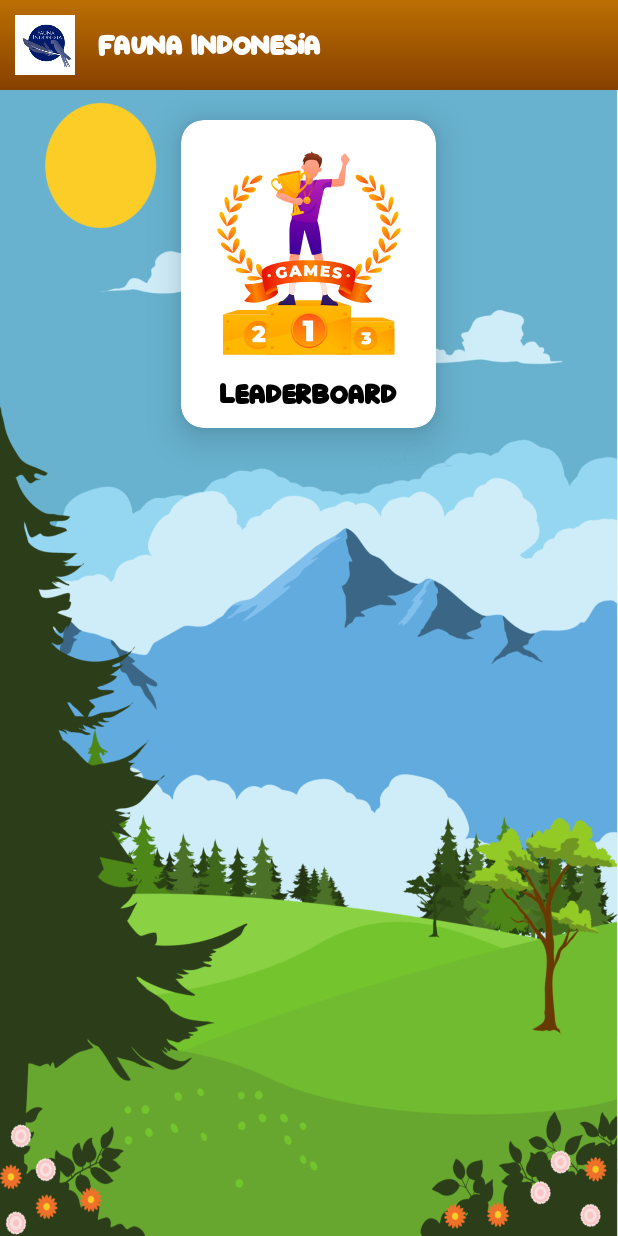
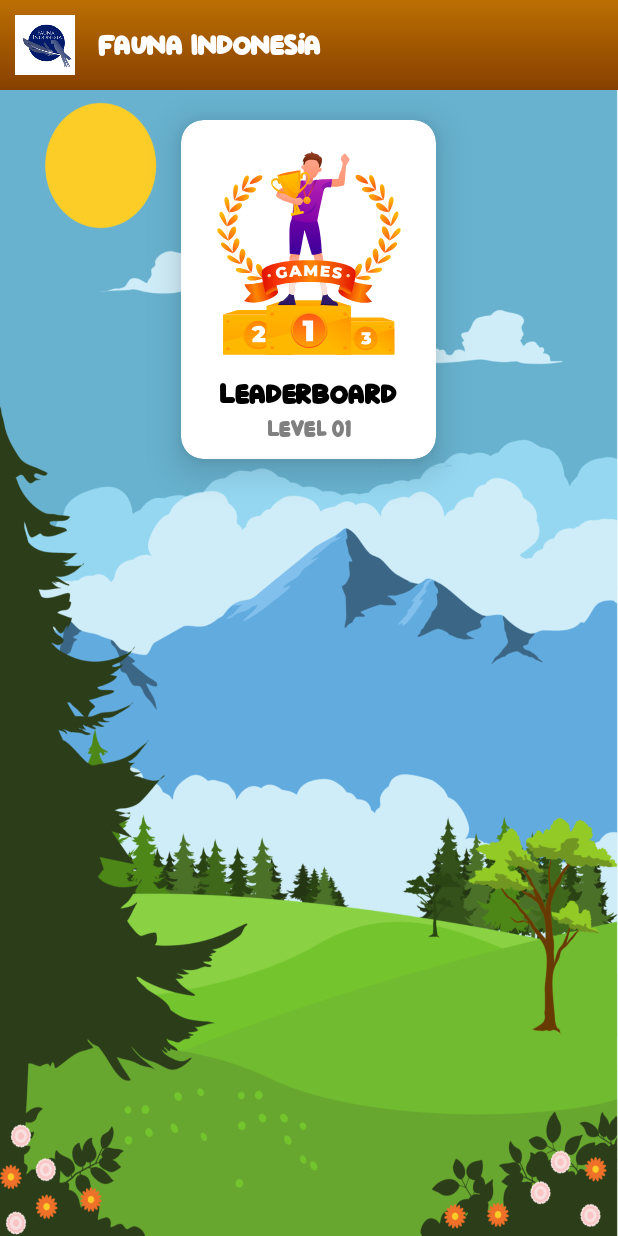
Before and after one commit to yosafat72/fauna-indonesia, an Android app: the LeaderboardActivity screen opened directly, with no data from a screen before it, on a phone screen of 412 x 824 dp. Run offline under Robolectric (Android 15) with nearby library versions, the phone set to English and light mode, and no system bars; our stand-ins replace Room's generated code.

Commit message:
change design leaderboard

```diff
--- a/app/src/main/java/lab/yohesu/faunaindonesia/utils/AlertHelper.kt
+++ b/app/src/main/java/lab/yohesu/faunaindonesia/utils/AlertHelper.kt
@@ -153,7 +153,7 @@ class AlertHelper {
         dialog.window?.setBackgroundDrawable(ColorDrawable(Color.TRANSPARENT))
         dialog.window?.attributes = layoutParams
 
-        dialogBinding.txtName.setText(faker.name.firstName())
+        dialogBinding.txtName.setText(faker.name.firstName() + " " + faker.name.lastName())
         dialogBinding.txtScore.text = "Your score is $score"
 
         dialogBinding.btnBackToMenu.setOnClickListener {
--- a/app/src/main/res/layout/activity_leaderboard.xml
+++ b/app/src/main/res/layout/activity_leaderboard.xml
@@ -34,7 +34,6 @@
                     android:layout_gravity="center_horizontal"/>
 
             <TextView
-                    android:id="@+id/txtName"
                     android:layout_width="match_parent"
                     android:layout_height="wrap_content"
                     android:text="@string/leaderboard"
@@ -44,6 +43,16 @@
                     android:fontFamily="@font/dilo_world"
                     android:gravity="center_horizontal"
                     android:layout_marginTop="@dimen/dp10"/>
+
+            <TextView
+                    android:layout_width="match_parent"
+                    android:layout_height="wrap_content"
+                    android:text="@string/level_01"
+                    android:textAllCaps="false"
+                    android:textSize="16sp"
+                    android:textColor="@color/grey"
+                    android:fontFamily="@font/dilo_world"
+                    android:gravity="center_horizontal"/>
 
         </LinearLayout>
 
```
